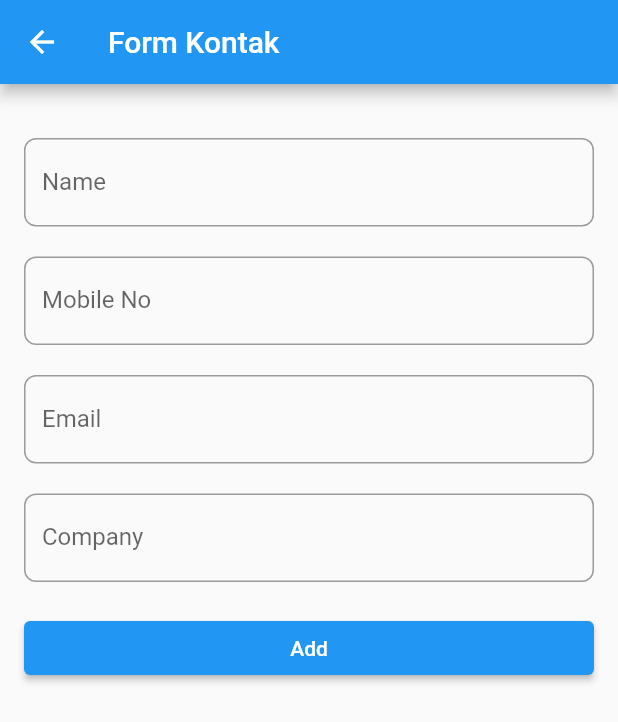
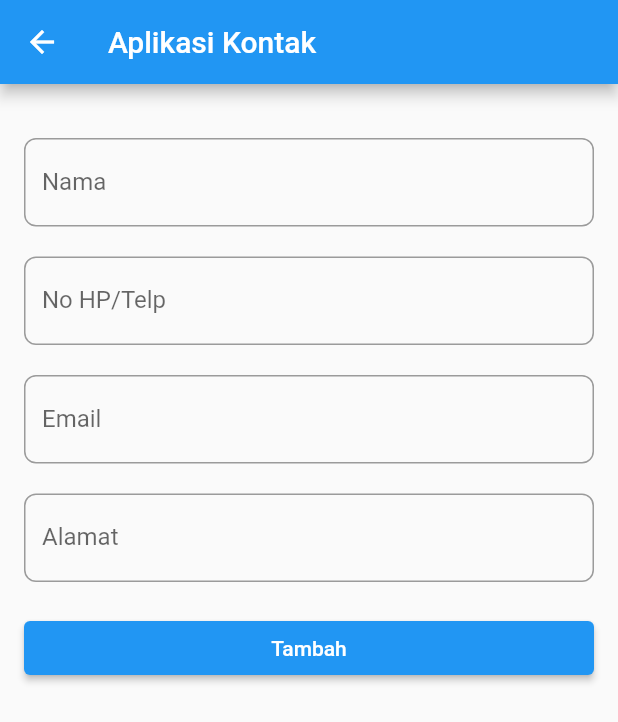
Before and after one commit to listyantidewi1/flutter_contact_app, a Flutter app: the screen it shows after launch, after a tap on the "add" icon, on a phone screen of 412 x 824 dp. Shown: the top 722 px of the screen. Run offline on Flutter 3.47's test engine with Material 2 defaults, Android fonts, the phone set to English and light mode, and no system bars; our stand-ins replace sqflite; accounts and stored records are empty.

Commit message:
27/09/2022

```diff
--- a/lib/form_kontak.dart
+++ b/lib/form_kontak.dart
@@ -3,7 +3,6 @@
 import 'package:flutter/material.dart';
 import 'database/db_helper.dart';
 import 'model/kontak.dart';
-
 
 class FormKontak extends StatefulWidget {
   final Kontak? kontak;
@@ -44,7 +43,7 @@ class _FormKontakState extends State<FormKontak> {
   Widget build(BuildContext context) {
     return Scaffold(
       appBar: AppBar(
-        title: Text('Form Kontak'),
+        title: Text('Aplikasi Kontak'),
       ),
       body: ListView(
         padding: EdgeInsets.all(16.0),
@@ -56,7 +55,7 @@ class _FormKontakState extends State<FormKontak> {
             child: TextField(
               controller: name,
               decoration: InputDecoration(
-                  labelText: 'Name',
+                  labelText: 'Nama',
                   border: OutlineInputBorder(
                     borderRadius: BorderRadius.circular(8),
                   )),
@@ -69,7 +68,7 @@ class _FormKontakState extends State<FormKontak> {
             child: TextField(
               controller: mobileNo,
               decoration: InputDecoration(
-                  labelText: 'Mobile No',
+                  labelText: 'No HP/Telp',
                   border: OutlineInputBorder(
                     borderRadius: BorderRadius.circular(8),
                   )),
@@ -95,28 +94,43 @@ class _FormKontakState extends State<FormKontak> {
             child: TextField(
               controller: company,
               decoration: InputDecoration(
-                  labelText: 'Company',
+                  labelText: 'Alamat',
                   border: OutlineInputBorder(
                     borderRadius: BorderRadius.circular(8),
                   )),
             ),
           ),
           Padding(
-            padding: const EdgeInsets.only(
-              top: 20
-            ),
+            padding: const EdgeInsets.only(top: 20),
             child: ElevatedButton(
               child: (widget.kontak == null)
                   ? Text(
-                      'Add',
+                      'Tambah',
                       style: TextStyle(color: Colors.white),
                     )
                   : Text(
-                      'Update',
+                      'Ubah',
                       style: TextStyle(color: Colors.white),
                     ),
               onPressed: () {
+                if (name?.text == "" || mobileNo?.text == "") {
+                  showDialog(
+                      context: context,
+                      builder: (context) {
+                        return AlertDialog(
+                          title: Text("Nama & Nomor Telp tidak boleh kosong"),
+                          actions: [
+                            ElevatedButton(
+                                onPressed: () {
+                                  Navigator.pop(context);
+                                },
+                                child: Text("Ok")),
+                          ],
+                        );
+                      });
+                } else {
                   upsertKontak();
+                }
               },
             ),
           )
@@ -127,16 +141,32 @@ class _FormKontakState extends State<FormKontak> {
 
   Future<void> upsertKontak() async {
     if (widget.kontak != null) {
+      if (name?.text == "" || mobileNo?.text == "") {
+        showDialog(
+            context: context,
+            builder: (context) {
+              return AlertDialog(
+                title: Text("Nama & Nomor Telp tidak boleh kosong"),
+                actions: [
+                  ElevatedButton(
+                      onPressed: () {
+                        Navigator.pop(context);
+                      },
+                      child: Text("Ok")),
+                ],
+              );
+            });
+      } else {
         //update
         await db.updateKontak(Kontak(
             id: widget.kontak!.id,
             name: name!.text,
             mobileNo: mobileNo!.text,
             email: email!.text,
-        company: company!.text
-      ));
+            company: company!.text));
 
         Navigator.pop(context, 'update');
+      }
     } else {
       //insert
       await db.saveKontak(Kontak(
--- a/lib/main.dart
+++ b/lib/main.dart
@@ -16,7 +16,7 @@ class MyApp extends StatelessWidget {
   Widget build(BuildContext context) {
     return MaterialApp(
       debugShowCheckedModeBanner: false,
-      title: 'Flutter Demo',
+      title: 'Kontak',
       home: ListKontakPage(),
     );
   }
```
Lines whose indentation alone changed are shown as unchanged.
